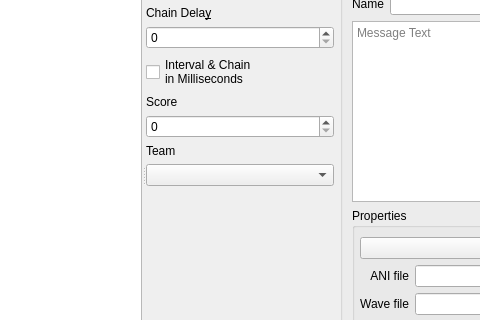
Above: qtfred/ui/MissionEventsDialog.ui from scp-fs2open/fs2open.github.com before the change; both pictures show x 352 to 832 and y 290 to 610 of the 1176 by 930 pixel window. Below: the same form after it.
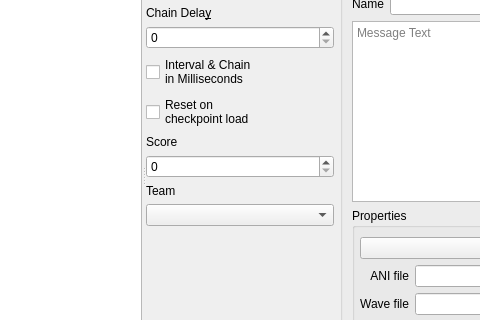
That is the form after the change. Custom widgets are drawn as their Qt base class.

Commit message: Checkpoint API

Diff of the .ui file:
```diff
--- a/qtfred/ui/MissionEventsDialog.ui
+++ b/qtfred/ui/MissionEventsDialog.ui
@@ -410,6 +410,17 @@
               </property>
              </widget>
             </item>
+            <item>
+             <widget class="QCheckBox" name="notCheckpointedCheckBox">
+              <property name="toolTip">
+               <string>When a checkpoint is loaded, this event starts over as at mission start instead of continuing where it was when the checkpoint was saved.</string>
+              </property>
+              <property name="text">
+               <string>Reset on
+checkpoint load</string>
+              </property>
+             </widget>
+            </item>
             <item>
              <widget class="QLabel" name="scoreLabel">
               <property name="text">
```
Left out of the diff: 1 changed line with no effect on the pictures. The commit also changes 29 other files.
